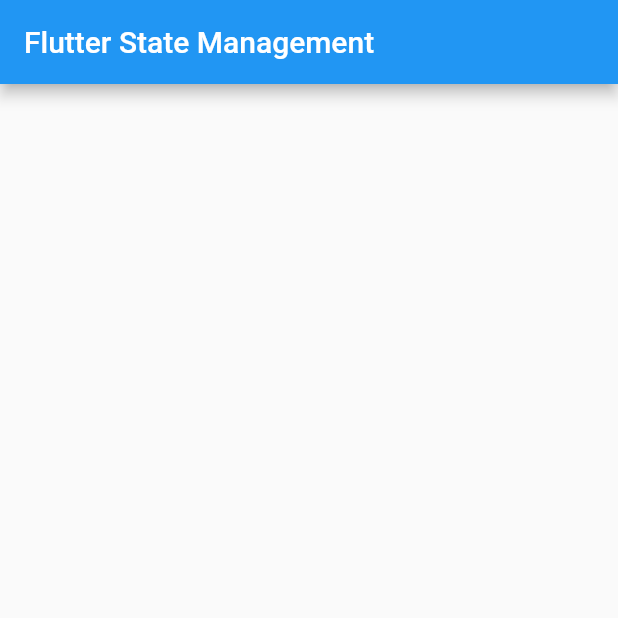
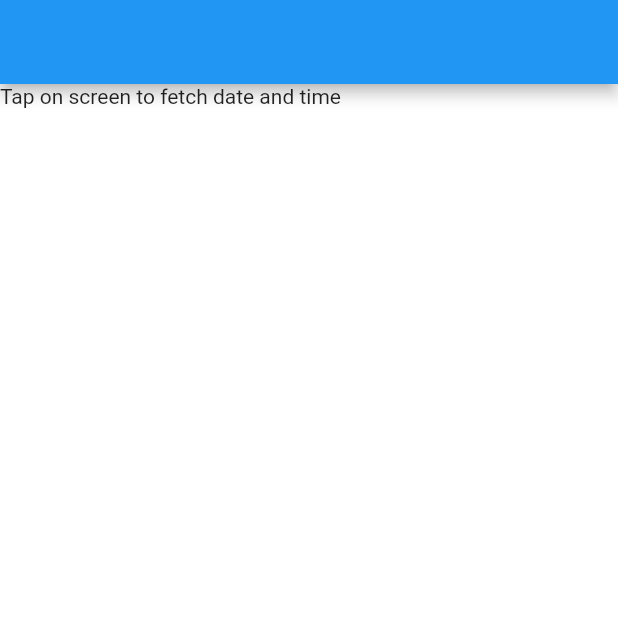
Before and after one commit to 99SupunSulakshana/Flutter-InheritedWidget-Flutter-State-Management, a Flutter app: the screen it shows after launch, on a phone screen of 412 x 824 dp, the top half of it. Run offline on Flutter 3.47's test engine with Material 2 defaults, Android fonts, the phone set to English and light mode, and no system bars.

```diff
--- a/inherited_widget/lib/main.dart
+++ b/inherited_widget/lib/main.dart
@@ -1,4 +1,5 @@
 import 'package:flutter/material.dart';
+import 'package:uuid/uuid.dart';
 
 void main() {
   runApp(const MyApp());
@@ -15,8 +16,31 @@ class MyApp extends StatelessWidget {
         primarySwatch: Colors.blue,
       ),
       debugShowCheckedModeBanner: false,
-      home: const MyHomePage(title: 'Flutter State Management'),
+      home: ApiProvider(
+          api: Api(),
+          child: const MyHomePage(title: 'Flutter State Management')),
     );
+  }
+}
+
+class ApiProvider extends InheritedWidget {
+  final Api api;
+  final String uuid;
+
+  ApiProvider({
+    Key? key,
+    required this.api,
+    required Widget child,
+  })  : uuid = const Uuid().v4(),
+        super(key: key, child: child);
+
+  @override
+  bool updateShouldNotify(covariant ApiProvider oldWidget) {
+    return uuid != oldWidget.uuid;
+  }
+
+  static ApiProvider of(BuildContext context) {
+    return context.dependOnInheritedWidgetOfExactType<ApiProvider>()!;
   }
 }
 
@@ -30,18 +54,52 @@ class MyHomePage extends StatefulWidget {
 }
 
 class _MyHomePageState extends State<MyHomePage> {
+  ValueKey _textKey = const ValueKey<String?>(null);
+  String title = 'Tap the screen';
   @override
   Widget build(BuildContext context) {
     return Scaffold(
-      appBar: AppBar(
-        title: Text(widget.title),
-      ),
-      body: Center(
-        child: Column(
-          mainAxisAlignment: MainAxisAlignment.center,
-          children: <Widget>[],
+        appBar: AppBar(
+          title: Text(ApiProvider.of(context).api.dateAndTime ?? ''),
         ),
-      ),
-    );
+        body: GestureDetector(
+          onTap: () async {
+            final api = ApiProvider.of(context).api;
+            final timeAndDate = await api.getDateAndTime();
+            setState(() {
+              _textKey = ValueKey(timeAndDate);
+            });
+          },
+          child: SizedBox.expand(
+            child: Container(
+              color: Colors.white,
+              child: DateTimeWidget(key: _textKey),
+            ),
+          ),
+        ));
   }
 }
+
+class DateTimeWidget extends StatelessWidget {
+  const DateTimeWidget({Key? key}) : super(key: key);
+
+  @override
+  Widget build(BuildContext context) {
+    final api = ApiProvider.of(context).api;
+    return Text(api.dateAndTime ?? "Tap on screen to fetch date and time");
+  }
+}
+
+class Api {
+  String? dateAndTime;
+
+  Future<String> getDateAndTime() {
+    return Future.delayed(
+      const Duration(seconds: 1),
+      () => DateTime.now().toIso8601String(),
+    ).then((value) {
+      dateAndTime = value;
+      return value;
+    });
+  }
+}
--- a/inherited_widget/pubspec.yaml
+++ b/inherited_widget/pubspec.yaml
@@ -36,6 +36,7 @@ dependencies:
   # The following adds the Cupertino Icons font to your application.
   # Use with the CupertinoIcons class for iOS style icons.
   cupertino_icons: ^1.0.2
+  uuid: ^4.1.0
 
 dev_dependencies:
   flutter_test:
```
Also changed, not shown: inherited_widget/pubspec.lock.
